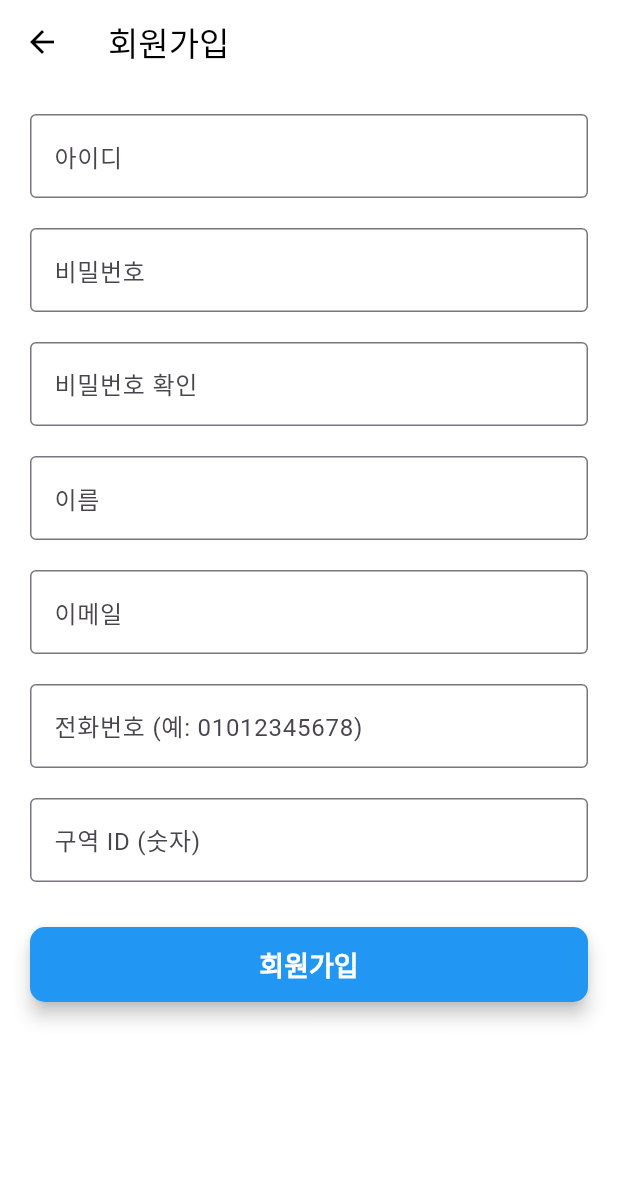
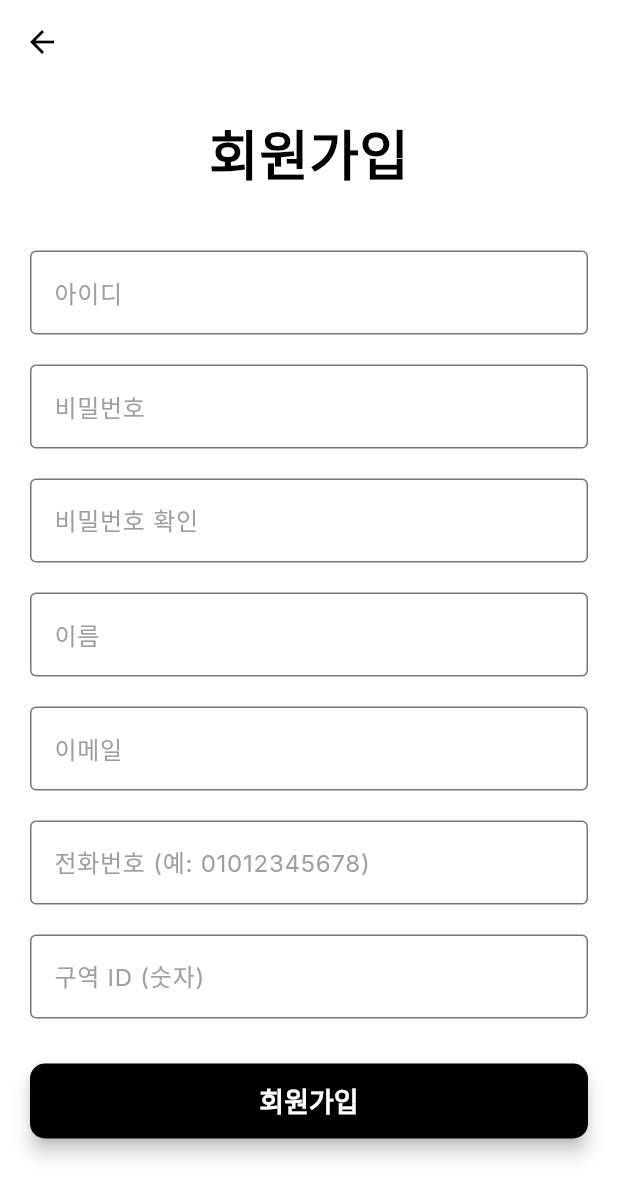
Before and after one commit to jonghun828/cabstone2025_firewatcher, a Flutter app: the screen it shows after launch, after a tap on "회원가입", on a phone screen of 412 x 824 dp. Shown: the top 1197 px of the screen. Run offline on Flutter 3.47's test engine with Material 3 defaults, Android fonts, the phone set to English and light mode, and no system bars; our stand-ins replace dio.

Commit message:
UI 수정 및 폰트 추가

```diff
--- a/lib/pages/login_page.dart
+++ b/lib/pages/login_page.dart
@@ -93,11 +93,49 @@ class _LoginPageState extends State<LoginPage> {
         child: Column(
           mainAxisAlignment: MainAxisAlignment.center,
           children: [
+            RichText(text: TextSpan(
+              children: [
+                TextSpan(text:'Wildfire ',
+                    style:TextStyle(
+                        fontSize: 30,
+                        fontFamily: 'Irish Grover',
+                        color: Colors.black)
+                ),
+                TextSpan(text:'watcher',
+                    style:TextStyle(
+                        fontSize: 30,
+                        fontFamily: 'Irish Grover',
+                        color: Colors.green)
+                ),
+              ],
+            ),
+            ),
+            const SizedBox(height: 100),
+            Text('로그인',
+            style:TextStyle(
+              color: Colors.black,
+              fontSize: 16,
+              fontFamily: 'Inter',
+              fontWeight: FontWeight.bold,
+            ),
+            ),
+            Text('이메일과 비밀번호를 입력하세요',
+              style:TextStyle(
+                color: Colors.grey,
+                fontSize: 16,
+                fontFamily: 'Inter',
+              ),
+            ),
+            const SizedBox(height: 20),
             // 아이디 입력창
             TextField(
               controller: _usernameController,
               decoration: const InputDecoration(
                 labelText: '아이디',
+                labelStyle: TextStyle(
+                  color: Colors.grey,
+                  fontFamily: 'Inter',
+                ),
                 border: OutlineInputBorder(),
               ),
               keyboardType: TextInputType.text,
@@ -110,6 +148,10 @@ class _LoginPageState extends State<LoginPage> {
               obscureText: true,
               decoration: const InputDecoration(
                 labelText: '비밀번호',
+                labelStyle: TextStyle(
+                  color: Colors.grey,
+                  fontFamily: 'Inter',
+                ),
                 border: OutlineInputBorder(),
               ),
             ),
@@ -122,7 +164,7 @@ class _LoginPageState extends State<LoginPage> {
               child: ElevatedButton(
                 onPressed: _isLoading ? null : _login,
                 style: ElevatedButton.styleFrom(
-                  backgroundColor: Colors.blue,
+                  backgroundColor: Colors.black,
                   foregroundColor: Colors.white,
                   shape: RoundedRectangleBorder(
                     borderRadius: BorderRadius.circular(10),
@@ -130,6 +172,7 @@ class _LoginPageState extends State<LoginPage> {
                   elevation: 5,
                   textStyle: const TextStyle(
                     fontSize: 18,
+                    fontFamily: 'Inter',
                     fontWeight: FontWeight.bold,
                   ),
                 ),
@@ -139,19 +182,54 @@ class _LoginPageState extends State<LoginPage> {
               ),
             ),
             const SizedBox(height: 10),
+            Container(
+              child:Row(
+                children: [
+                  Expanded(child: Container(
+                    height: 1,
+                    decoration: BoxDecoration(color: Colors.grey),
+                  ),
+                  ),
+                  Text('또는',
+                    style: TextStyle(
+                      color: Colors.grey,
+                      fontFamily: 'Inter',
+                    ),
+                  ),
+                  Expanded(child: Container(
+                    height: 1,
+                    decoration: BoxDecoration(color: Colors.grey),
+                  ),
+                  ),
 
-            // 회원가입 버튼
-            TextButton(
-              onPressed: () {
-                Navigator.pushNamed(context, '/signup');
-              },
-              style: TextButton.styleFrom(
-                foregroundColor: Colors.black87,
-                textStyle: const TextStyle(
-                  fontSize: 16,
+                ],
+
+            ),
+            ),
+            const SizedBox(height: 10),
+            //회원가입 버튼
+            SizedBox(
+              width: double.infinity,
+              height: 50,
+              child: ElevatedButton(
+                onPressed: (){
+                  Navigator.pushNamed(context, '/signup');
+                },
+                style: ElevatedButton.styleFrom(
+                  backgroundColor: Colors.white60,
+                  foregroundColor: Colors.black,
+                  shape: RoundedRectangleBorder(
+                    borderRadius: BorderRadius.circular(10),
+                  ),
+                  elevation: 5,
+                  textStyle: const TextStyle(
+                    fontSize: 18,
+                    fontFamily: 'Inter',
+                    fontWeight: FontWeight.bold,
+                  ),
                 ),
+                child: const Text('회원가입'),
               ),
-              child: const Text('회원가입'),
             ),
           ],
         ),
--- a/lib/pages/signup_page.dart
+++ b/lib/pages/signup_page.dart
@@ -112,16 +112,30 @@ class _SignupPageState extends State<SignupPage> {
   Widget build(BuildContext context) {
     return Scaffold(
       appBar: AppBar(
-        title: const Text('회원가입'),
       ),
+
       body: SingleChildScrollView(
         padding: const EdgeInsets.all(20.0),
         child: Column(
           children: [
+            Text(
+              '회원가입',
+              style:TextStyle(
+                color: Colors.black,
+                fontSize: 36,
+                fontFamily: 'Inter',
+                fontWeight: FontWeight.bold,
+              ),
+            ),
+            const SizedBox(height: 40),
             TextField(
               controller: _usernameController,
               decoration: const InputDecoration(
                 labelText: '아이디',
+                labelStyle: TextStyle(
+                  color: Colors.grey,
+                  fontFamily: 'Inter',
+                ),
                 border: OutlineInputBorder(),
               ),
             ),
@@ -131,6 +145,10 @@ class _SignupPageState extends State<SignupPage> {
               obscureText: true,
               decoration: const InputDecoration(
                 labelText: '비밀번호',
+                labelStyle: TextStyle(
+                  color: Colors.grey,
+                  fontFamily: 'Inter',
+                ),
                 border: OutlineInputBorder(),
               ),
             ),
@@ -140,6 +158,10 @@ class _SignupPageState extends State<SignupPage> {
               obscureText: true,
               decoration: const InputDecoration(
                 labelText: '비밀번호 확인',
+                labelStyle: TextStyle(
+                  color: Colors.grey,
+                  fontFamily: 'Inter',
+                ),
                 border: OutlineInputBorder(),
               ),
             ),
@@ -148,6 +170,10 @@ class _SignupPageState extends State<SignupPage> {
               controller: _authorController,
               decoration: const InputDecoration(
                 labelText: '이름',
+                labelStyle: TextStyle(
+                  color: Colors.grey,
+                  fontFamily: 'Inter',
+                ),
                 border: OutlineInputBorder(),
               ),
             ),
@@ -156,6 +182,10 @@ class _SignupPageState extends State<SignupPage> {
               controller: _emailController,
               decoration: const InputDecoration(
                 labelText: '이메일',
+                labelStyle: TextStyle(
+                  color: Colors.grey,
+                  fontFamily: 'Inter',
+                ),
                 border: OutlineInputBorder(),
               ),
               keyboardType: TextInputType.emailAddress,
@@ -165,6 +195,10 @@ class _SignupPageState extends State<SignupPage> {
               controller: _phoneNumberController,
               decoration: const InputDecoration(
                 labelText: '전화번호 (예: 01012345678)',
+                labelStyle: TextStyle(
+                  color: Colors.grey,
+                  fontFamily: 'Inter',
+                ),
                 border: OutlineInputBorder(),
               ),
               keyboardType: TextInputType.phone,
@@ -174,6 +208,10 @@ class _SignupPageState extends State<SignupPage> {
               controller: _zoneIdController,
               decoration: const InputDecoration(
                 labelText: '구역 ID (숫자)',
+                labelStyle: TextStyle(
+                  color: Colors.grey,
+                  fontFamily: 'Inter',
+                ),
                 border: OutlineInputBorder(),
               ),
               keyboardType: TextInputType.number,
@@ -185,7 +223,7 @@ class _SignupPageState extends State<SignupPage> {
               child: ElevatedButton(
                 onPressed: _isLoading ? null : _signup,
                 style: ElevatedButton.styleFrom(
-                  backgroundColor: Colors.blue,
+                  backgroundColor: Colors.black,
                   foregroundColor: Colors.white,
                   shape: RoundedRectangleBorder(
                     borderRadius: BorderRadius.circular(10),
@@ -193,6 +231,7 @@ class _SignupPageState extends State<SignupPage> {
                   elevation: 5,
                   textStyle: const TextStyle(
                     fontSize: 18,
+                    fontFamily: 'Inter',
                     fontWeight: FontWeight.bold,
                   ),
                 ),
```
Also changed, not shown: pubspec.yaml (+9 -10 lines), assets/fonts/Inter-Italic.ttf (added), assets/fonts/Inter-Regular.ttf (added), assets/fonts/IrishGrover-Regular.ttf (added).
